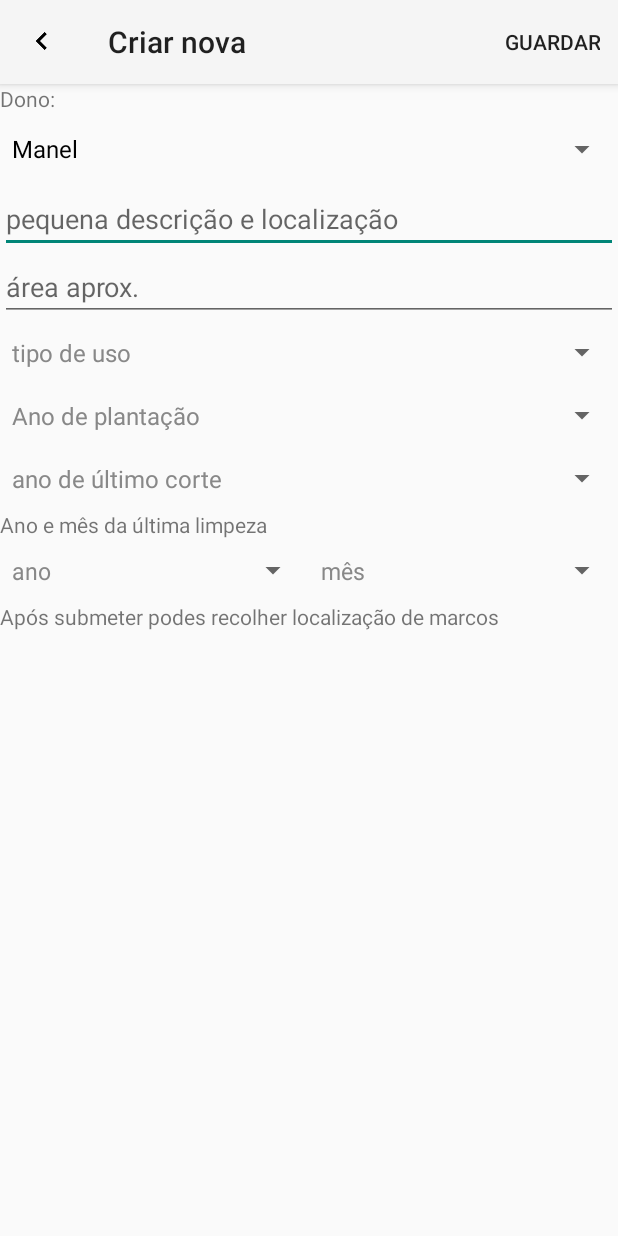
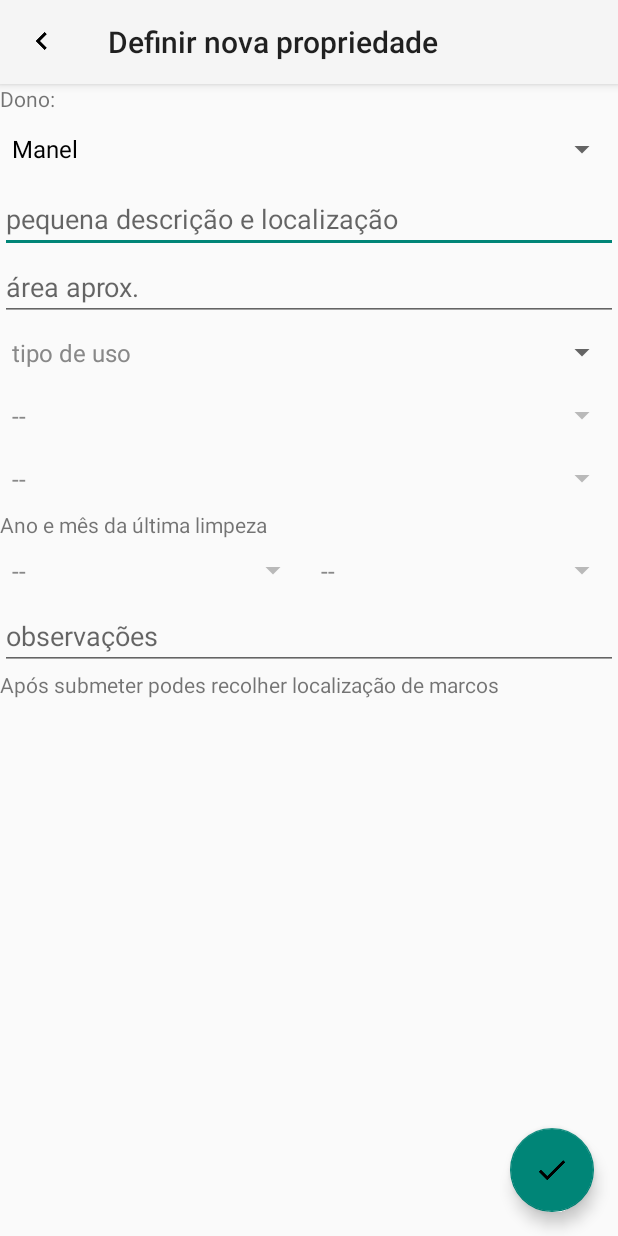
Before and after one commit to francpisco/Forest-Boundaries, an Android app: the CreateNewPropFragment screen opened directly, with no data from a screen before it, on a phone screen of 412 x 824 dp. Run offline under Robolectric (Android 15) with nearby library versions, the phone set to English and light mode, and no system bars.

Commit message:
spinners working well in create new property, new floating action button there

```diff
--- a/app/src/main/java/almeida/francisco/forestboundaries/CreateNewPropFragment.java
+++ b/app/src/main/java/almeida/francisco/forestboundaries/CreateNewPropFragment.java
@@ -7,6 +7,7 @@ import android.database.Cursor;
 import android.database.sqlite.SQLiteDatabase;
 import android.os.Bundle;
 
+import android.support.design.widget.FloatingActionButton;
 import android.support.v4.app.Fragment;
 import android.support.v7.app.AppCompatActivity;
 import android.support.v7.widget.Toolbar;
@@ -16,6 +17,7 @@ import android.view.MenuInflater;
 import android.view.MenuItem;
 import android.view.View;
 import android.view.ViewGroup;
+import android.widget.AdapterView;
 import android.widget.CursorAdapter;
 import android.widget.EditText;
 import android.widget.SimpleCursorAdapter;
@@ -40,11 +42,17 @@ public class CreateNewPropFragment extends Fragment {
     private Spinner owners;
     private EditText description;
     private EditText approxSize;
+    private EditText note;
     private Spinner typeOfUseSpn;
     private Spinner yearOfPlantSpn;
     private Spinner yearOfLastCutSpn;
     private Spinner yearOfLastCleanSpn;
     private Spinner monthOfLastCleanSpn;
+    private FloatingActionButton nextFAB;
+    private MySpinnerAdapter<Integer> yearOfPlantAdapter;
+    private MySpinnerAdapter<Integer> yearOfLastCutAdapter;
+    private MySpinnerAdapter<Integer> yearOfLastCleanAdapter;
+    private MySpinnerAdapter<String> monthOfLastCleanAdapter;
 
     private SQLiteDatabase db;
     private Cursor cursor;
@@ -62,11 +70,13 @@ public class CreateNewPropFragment extends Fragment {
         owners = (Spinner) view.findViewById(R.id.owner_spinner);
         description = (EditText) view.findViewById(R.id.description_edit_text);
         approxSize = (EditText) view.findViewById(R.id.approx_size_edit_text);
+        note = (EditText) view.findViewById(R.id.note_text);
         typeOfUseSpn = (Spinner) view.findViewById(R.id.type_of_use_spinner);
         yearOfPlantSpn = (Spinner) view.findViewById(R.id.year_of_plantation_spinner);
         yearOfLastCutSpn = (Spinner) view.findViewById(R.id.year_of_last_cut_spinner);
         yearOfLastCleanSpn = (Spinner) view.findViewById(R.id.year_of_last_cleaning);
         monthOfLastCleanSpn = (Spinner) view.findViewById(R.id.month_of_last_cleaning);
+        nextFAB = (FloatingActionButton) view.findViewById(R.id.save_property_floating_btn);
 
         if (isAdded()) {
             db = MyHelper.getHelper(getActivity()).getReadableDatabase();
@@ -85,33 +95,42 @@ public class CreateNewPropFragment extends Fragment {
             MySpinnerAdapter<String> typeAdapter = new MySpinnerAdapter<String>(getActivity(),
                     R.layout.spinner_layout,
                     getResources().getStringArray(R.array.land_uses),
-                    getResources().getString(R.string.type_spinner_hint));
+                    getResources().getString(R.string.type_spinner_hint),
+                    "--");
+            typeAdapter.setLocked(false);
             typeOfUseSpn.setAdapter(typeAdapter);
+            typeOfUseSpn.setOnItemSelectedListener(new MyOnItemSelectedListener());
 
-            MySpinnerAdapter<Integer> yearOfPlantAdapter = new MySpinnerAdapter<Integer>(
+            yearOfPlantAdapter = new MySpinnerAdapter<Integer>(
                     getActivity(),
                     R.layout.spinner_layout, Property.getYears(),
-                    getResources().getString(R.string.year_of_plantation_hint));
+                    getResources().getString(R.string.year_of_plantation_hint),
+                    "--");
             yearOfPlantSpn.setAdapter(yearOfPlantAdapter);
 
-            MySpinnerAdapter<Integer> yearOfLastCutAdapter = new MySpinnerAdapter<Integer>(
+            yearOfLastCutAdapter = new MySpinnerAdapter<Integer>(
                     getActivity(),
                     R.layout.spinner_layout, Property.getYears(),
-                    getResources().getString(R.string.year_of_last_cut_hint));
+                    getResources().getString(R.string.year_of_last_cut_hint),
+                    "--");
             yearOfLastCutSpn.setAdapter(yearOfLastCutAdapter);
 
-            MySpinnerAdapter<Integer> yearOfLastCleanAdapter = new MySpinnerAdapter<Integer>(
+            yearOfLastCleanAdapter = new MySpinnerAdapter<Integer>(
                     getActivity(),
                     R.layout.spinner_layout, Property.getYears(),
-                    getResources().getString(R.string.year_of_last_clean_hint));
+                    getResources().getString(R.string.year_of_last_clean_hint),
+                    "--");
             yearOfLastCleanSpn.setAdapter(yearOfLastCleanAdapter);
 
-            MySpinnerAdapter<String> monthOfLastCleanAdapter = new MySpinnerAdapter<String>(
+            monthOfLastCleanAdapter = new MySpinnerAdapter<String>(
                     getActivity(),
                     R.layout.spinner_layout,
                     getResources().getStringArray(R.array.months),
-                    getResources().getString(R.string.month_of_last_clean_hint));
+                    getResources().getString(R.string.month_of_last_clean_hint),
+                    "--");
             monthOfLastCleanSpn.setAdapter(monthOfLastCleanAdapter);
+
+            nextFAB.setOnClickListener(new MyOnClickListener());
         }
     }
 
@@ -141,8 +160,6 @@ public class CreateNewPropFragment extends Fragment {
         switch (item.getItemId()) {
             case android.R.id.home:
                 return true;
-            case R.id.save_action:
-                return save();
             default:
                 return super.onOptionsItemSelected(item);
         }
@@ -177,8 +194,8 @@ public class CreateNewPropFragment extends Fragment {
                     .setYearOfLastCut(Integer
                             .valueOf(yearOfLastCutSpn.getSelectedItem().toString()))
                     .setYearAndMonthOfLastCleaning(dateAsValue(yearOfLastCleanSpn
-                            .getSelectedItem(), monthOfLastCleanSpn.getSelectedItemPosition()));
-            // TODO: 26/01/2018 se propriedade for agricola nao se pode por ano de plantacao e corte etc
+                            .getSelectedItem(), monthOfLastCleanSpn.getSelectedItemPosition()))
+                    .setNote(note.getText().toString());
             if (approxSizeValue > 0)
                 p.setApproxSizeInSquareMeters(approxSizeValue);
             long propId = propertyService.createProperty(p);
@@ -190,4 +207,53 @@ public class CreateNewPropFragment extends Fragment {
     private int dateAsValue(Object year, int month) {
         return Integer.valueOf(year.toString()) * 100 + month;
     }
+
+    private class MyOnItemSelectedListener implements AdapterView.OnItemSelectedListener {
+        @Override
+        public void onItemSelected(AdapterView<?> adapterView, View view, int i, long l) {
+            if (i <= 0 || i > 3) {
+                yearOfPlantAdapter.setLocked(true);
+                yearOfPlantSpn.setEnabled(false);
+                yearOfPlantAdapter.notifyDataSetChanged();
+
+                yearOfLastCutAdapter.setLocked(true);
+                yearOfLastCutSpn.setEnabled(false);
+                yearOfLastCutAdapter.notifyDataSetChanged();
+
+                yearOfLastCleanAdapter.setLocked(true);
+                yearOfLastCleanSpn.setEnabled(false);
+                yearOfLastCleanAdapter.notifyDataSetChanged();
+
+                monthOfLastCleanAdapter.setLocked(true);
+                monthOfLastCleanSpn.setEnabled(false);
+                monthOfLastCleanAdapter.notifyDataSetChanged();
+            } else {
+                yearOfPlantAdapter.setLocked(false);
+                yearOfPlantSpn.setEnabled(true);
+                yearOfPlantAdapter.notifyDataSetChanged();
+
+                yearOfLastCutAdapter.setLocked(false);
+                yearOfLastCutSpn.setEnabled(true);
+                yearOfLastCutAdapter.notifyDataSetChanged();
+
+                yearOfLastCleanAdapter.setLocked(false);
+                yearOfLastCleanSpn.setEnabled(true);
+                yearOfLastCleanAdapter.notifyDataSetChanged();
+
+                monthOfLastCleanAdapter.setLocked(false);
+                monthOfLastCleanSpn.setEnabled(true);
+                monthOfLastCleanAdapter.notifyDataSetChanged();
+            }
+        }
+
+        @Override
+        public void onNothingSelected(AdapterView<?> adapterView) {}
+    }
+
+    private class MyOnClickListener implements View.OnClickListener{
+        @Override
+        public void onClick(View view) {
+            save();
+        }
+    }
 }
--- a/app/src/main/java/almeida/francisco/forestboundaries/MySpinnerAdapter.java
+++ b/app/src/main/java/almeida/francisco/forestboundaries/MySpinnerAdapter.java
@@ -24,27 +24,34 @@ public class MySpinnerAdapter<T> extends ArrayAdapter<T> {
     private T[] objects;
     private int resource;
     private String hint;
+    private boolean isLocked = true;
+    private String lockedStr;
 
     public MySpinnerAdapter(@NonNull Context context,
                             int resource,
                             @NonNull T[] objects,
-                            String hint) {
+                            String hint,
+                            String lockedStr) {
         super(context, resource, objects);
         this.context = context;
         this.objects = objects;
         this.resource = resource;
         this.hint = hint;
+        this.lockedStr = lockedStr;
     }
 
     public MySpinnerAdapter(@NonNull Context context,
                             int resource,
                             @NonNull List<T> objects,
-                            String hint) {
+                            String hint,
+                            String lockedStr) {
         super(context, resource, objects);
         this.objects = (T[]) objects.toArray();
         this.context = context;
         this.resource = resource;
         this.hint = hint;
+        this.lockedStr = lockedStr;
+
     }
 
     @Override
@@ -60,7 +67,7 @@ public class MySpinnerAdapter<T> extends ArrayAdapter<T> {
 
     @Override
     public boolean isEnabled(int position) {
-        return position != 0;
+        return !isLocked && position != 0;
     }
 
     private View helperGetView(int position, View convertView, ViewGroup parent) {
@@ -71,7 +78,12 @@ public class MySpinnerAdapter<T> extends ArrayAdapter<T> {
             v = inflater.inflate(resource, null);
         }
         TextView text = (TextView) v.findViewById(android.R.id.text1);
-        if (position == 0 ){
+        if (isLocked) {
+            text.setTextColor(Color.GRAY);
+            text.setText(lockedStr);
+            return v;
+        }
+        if (position == 0){
             text.setTextColor(Color.GRAY);
             text.setText(hint);
             return v;
@@ -80,4 +92,8 @@ public class MySpinnerAdapter<T> extends ArrayAdapter<T> {
         text.setText(objects[position].toString());
         return v;
     }
+
+    public void setLocked(boolean locked) {
+        isLocked = locked;
+    }
 }
--- a/app/src/main/res/layout/activity_create_new_prop.xml
+++ b/app/src/main/res/layout/activity_create_new_prop.xml
@@ -10,7 +10,7 @@
         class="almeida.francisco.forestboundaries.CreateNewPropFragment"
         android:id="@+id/create_new_p_frag"
         android:layout_width="match_parent"
-        android:layout_height="wrap_content">
+        android:layout_height="match_parent">
 
     </fragment>
 </LinearLayout>
--- a/app/src/main/res/layout/fragment_create_new_prop.xml
+++ b/app/src/main/res/layout/fragment_create_new_prop.xml
@@ -1,4 +1,9 @@
 <?xml version="1.0" encoding="utf-8"?>
+<android.support.design.widget.CoordinatorLayout
+    xmlns:android="http://schemas.android.com/apk/res/android"
+    xmlns:app="http://schemas.android.com/apk/res-auto"
+    android:layout_width="match_parent"
+    android:layout_height="match_parent">
     <LinearLayout xmlns:android="http://schemas.android.com/apk/res/android"
         xmlns:app="http://schemas.android.com/apk/res-auto"
         android:orientation="vertical"
@@ -75,9 +80,26 @@
                 android:layout_weight="1"/>
         </LinearLayout>
 
+        <EditText
+            android:id="@+id/note_text"
+            android:layout_width="match_parent"
+            android:layout_height="wrap_content"
+            android:inputType="textMultiLine"
+            android:hint="@string/note_hint"/>
+
         <TextView
             android:layout_width="wrap_content"
             android:layout_height="wrap_content"
             android:text="@string/instructions_new_prop"/>
 
     </LinearLayout>
+
+    <android.support.design.widget.FloatingActionButton
+        android:id="@+id/save_property_floating_btn"
+        android:layout_width="wrap_content"
+        android:layout_height="wrap_content"
+        android:layout_gravity="bottom|end"
+        android:layout_margin="16dp"
+        android:src="@drawable/ic_done_black_24dp"/>
+
+</android.support.design.widget.CoordinatorLayout>
--- a/app/src/main/res/menu/create_menu.xml
+++ b/app/src/main/res/menu/create_menu.xml
@@ -2,10 +2,4 @@
 <menu xmlns:android="http://schemas.android.com/apk/res/android"
     xmlns:app="http://schemas.android.com/apk/res-auto"
     xmlns:tools="http://schemas.android.com/tools">
-    <item
-        android:id="@+id/save_action"
-        android:title="@string/save_action"
-        android:orderInCategory="1"
-
-        app:showAsAction="ifRoom"/>
 </menu>
--- a/app/src/main/res/values/strings.xml
+++ b/app/src/main/res/values/strings.xml
@@ -29,7 +29,7 @@
     <string name="edit_markers">Editar marcos</string>
     <string name="delete_marker_locate">Apagar marco</string>
     <string name="property_detail_activity">Detalhe</string>
-    <string name="create_new_prop_activity">Criar nova</string>
+    <string name="create_new_prop_activity">Definir nova propriedade</string>
     <string name="locate_prop_activity">Localizar Propriedade</string>
     <string name="mark_in_situ_activity">Marcar in situ</string>
     <string name="edit_markers_activity">Editar</string>
@@ -43,9 +43,10 @@
     <string name="year_of_last_clean_hint">ano</string>
     <string name="month_of_last_clean_hint">mês</string>
     <string name="save_action">Guardar</string>
+    <string name="note_hint">observações</string>
 
     <string-array name="land_uses">
-        <item>hint</item>
+        <item></item> <!--placehoder for hint.-->
         <item>Eucaliptal</item>
         <item>Pinhal</item>
         <item>Florestal - outro</item>
```
Lines whose indentation alone changed are shown as unchanged.
